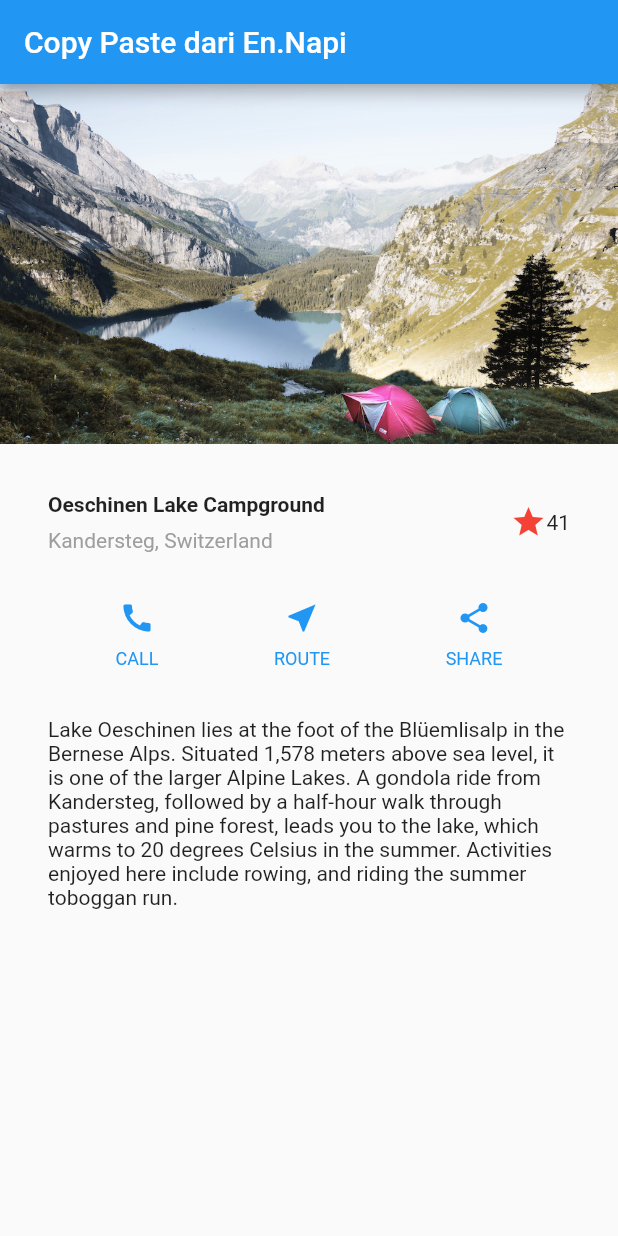
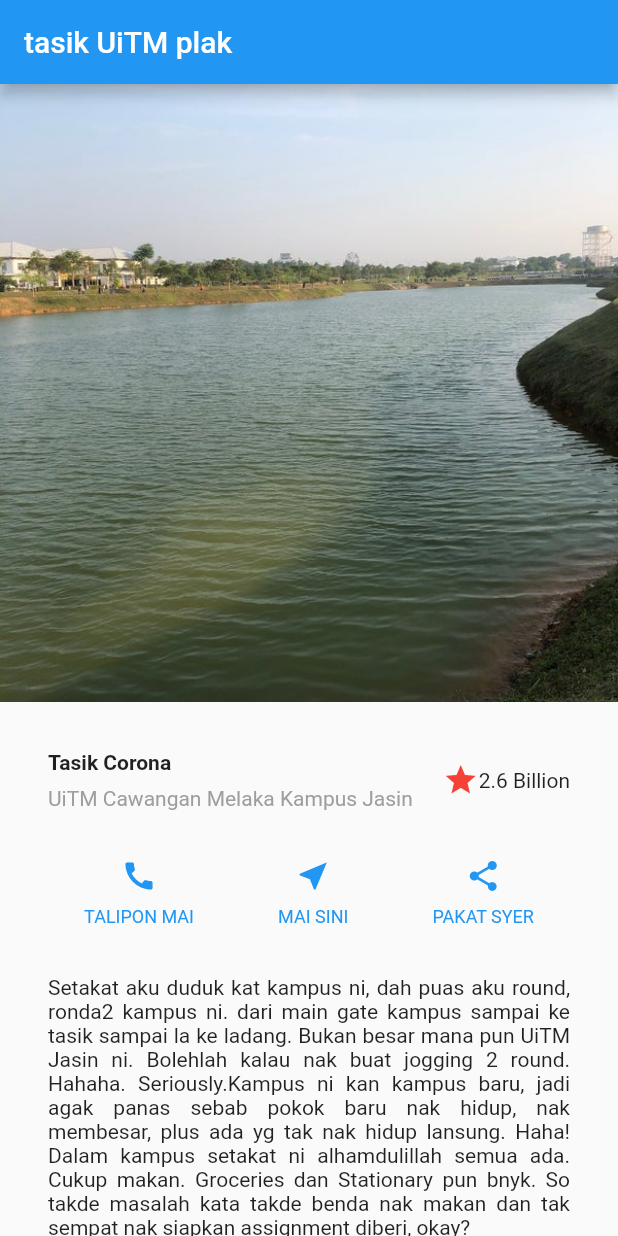
Before and after one commit to addff/sir, a Flutter app: the screen it shows after launch, on a phone screen of 412 x 824 dp. Run offline on Flutter 3.47's test engine with Material 2 defaults, Android fonts, the phone set to English and light mode, and no system bars.

Commit message:
tukar2 gambar

```diff
--- a/newfirstapp/lib/main.dart
+++ b/newfirstapp/lib/main.dart
@@ -23,14 +23,14 @@ class MyApp extends StatelessWidget {
                 Container(
                   padding: const EdgeInsets.only(bottom: 8),
                   child: Text(
-                    'Oeschinen Lake Campground',
+                    'Tasik Corona',
                     style: TextStyle(
                       fontWeight: FontWeight.bold,
                     ),
                   ),
                 ),
                 Text(
-                  'Kandersteg, Switzerland',
+                  'UiTM Cawangan Melaka Kampus Jasin',
                   style: TextStyle(
                     color: Colors.grey[500],
                   ),
@@ -43,7 +43,7 @@ class MyApp extends StatelessWidget {
             Icons.star,
             color: Colors.red[500],
           ),
-          Text('41'),
+          Text('2.6 Billion'),
         ],
       ),
     );
@@ -54,9 +54,9 @@ class MyApp extends StatelessWidget {
       child: Row(
         mainAxisAlignment: MainAxisAlignment.spaceEvenly,
         children: [
-          _buildButtonColumn(color, Icons.call, 'CALL'),
-          _buildButtonColumn(color, Icons.near_me, 'ROUTE'),
-          _buildButtonColumn(color, Icons.share, 'SHARE'),
+          _buildButtonColumn(color, Icons.call, 'TALIPON MAI'),
+          _buildButtonColumn(color, Icons.near_me, 'MAI SINI'),
+          _buildButtonColumn(color, Icons.share, 'PAKAT SYER'),
         ],
       ),
     );
@@ -64,13 +64,8 @@ class MyApp extends StatelessWidget {
     Widget textSection = Container(
       padding: const EdgeInsets.all(32),
       child: Text(
-        'Lake Oeschinen lies at the foot of the Blüemlisalp in the Bernese '
-            'Alps. Situated 1,578 meters above sea level, it is one of the '
-            'larger Alpine Lakes. A gondola ride from Kandersteg, followed by a '
-            'half-hour walk through pastures and pine forest, leads you to the '
-            'lake, which warms to 20 degrees Celsius in the summer. Activities '
-            'enjoyed here include rowing, and riding the summer toboggan run.',
-        softWrap: true,
+        'Setakat aku duduk kat kampus ni, dah puas aku round, ronda2 kampus ni. dari main gate kampus sampai ke tasik sampai la ke ladang. Bukan besar mana pun UiTM Jasin ni. Bolehlah kalau nak buat jogging 2 round. Hahaha. Seriously.Kampus ni kan kampus baru, jadi agak panas sebab pokok baru nak hidup, nak membesar, plus ada yg tak nak hidup lansung. Haha! Dalam kampus setakat ni alhamdulillah semua ada. Cukup makan. Groceries dan Stationary pun bnyk. So takde masalah kata takde benda nak makan dan tak sempat nak siapkan assignment diberi, okay?',
+        softWrap: true, textAlign: TextAlign.justify,
       ),
     );
 
@@ -78,14 +73,15 @@ class MyApp extends StatelessWidget {
       title: 'Flutter layout demo',
       home: Scaffold(
         appBar: AppBar(
-          title: Text('Copy Paste dari En.Napi'),
+          title: Text('tasik UiTM plak'),
         ),
         body: ListView(
           children: [
             Image.asset(
-              'resources/images/lake.jpg',
-              width: 600,
-              height: 240,
+              //'resources/images/lake.jpg',
+              'images/tasik.jpg',
+              //width: 600,
+              //height: 240,
               fit: BoxFit.cover,
             ),
             titleSection,
--- a/newfirstapp/pubspec.yaml
+++ b/newfirstapp/pubspec.yaml
@@ -47,6 +47,7 @@ flutter:
 
   assets:
     - resources/images/lake.jpg
+    - images/tasik.jpg
 
   # An image asset can refer to one or more resolution-specific "variants", see
   # https://flutter.dev/assets-and-images/#resolution-aware.
```
Also changed, not shown: newfirstapp/images/tasik.jpg (added).
